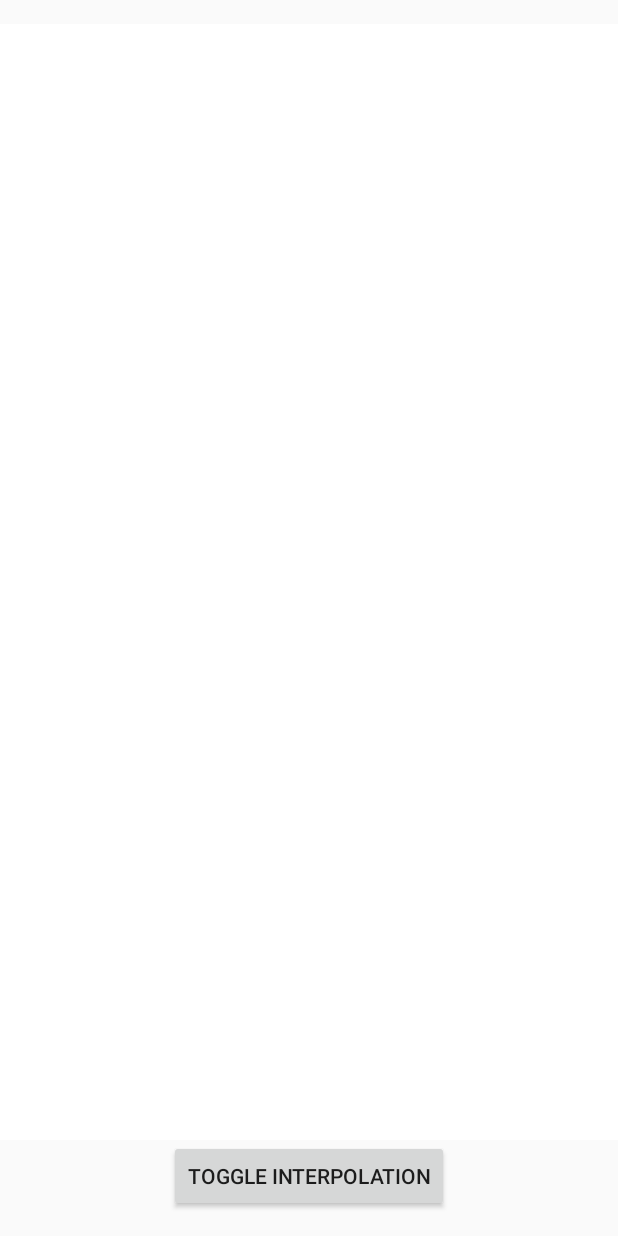
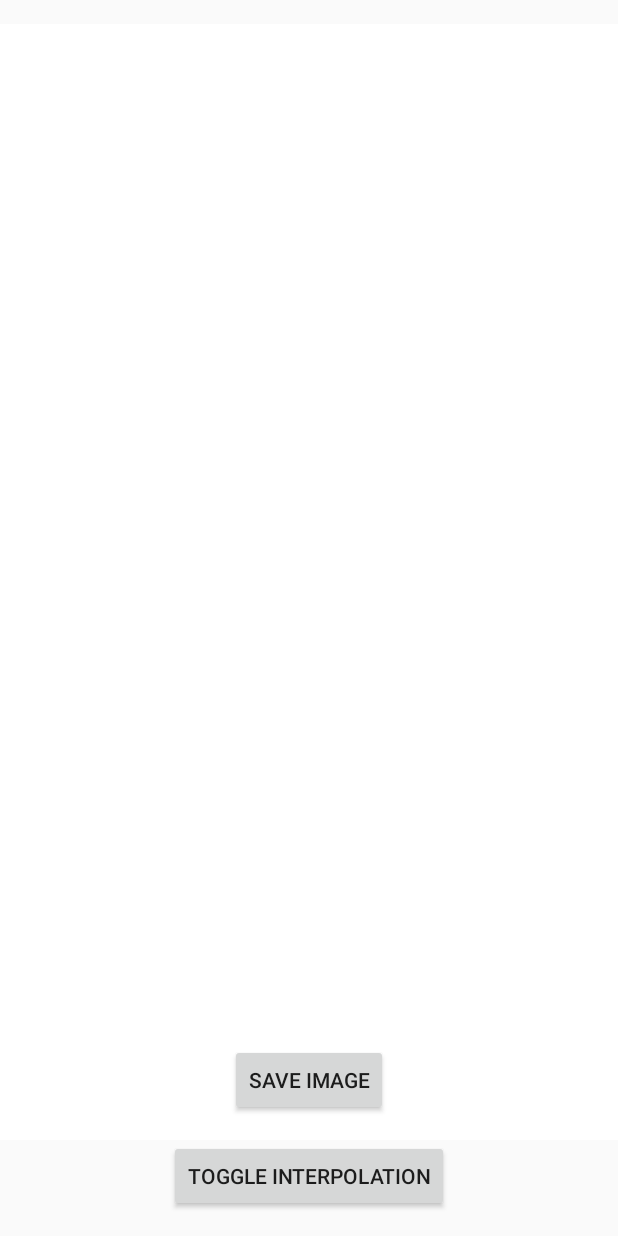
Before and after one commit to seifhesham22/Photo-editor-App, an Android app built with Jetpack Compose: the VectorEditorActivity screen opened directly, with no data from a screen before it, on a phone screen of 412 x 824 dp. Run offline under Robolectric (Android 15) with nearby library versions, the phone set to English and light mode, and no system bars.

Commit message:
Vector and Retouching (save_photo)

```diff
--- a/app/src/main/res/layout/retouching.xml
+++ b/app/src/main/res/layout/retouching.xml
@@ -21,7 +21,7 @@
         android:layout_width="wrap_content"
         android:layout_height="wrap_content"
         android:layout_marginBottom="16dp"
-        android:text="Start Retouching"
+        android:text="@string/Start_Retouching"
         app:layout_constraintBottom_toTopOf="@id/saveButton"
         app:layout_constraintStart_toStartOf="parent"
         app:layout_constraintEnd_toEndOf="parent"/>
@@ -31,7 +31,7 @@
         android:layout_width="wrap_content"
         android:layout_height="wrap_content"
         android:layout_marginBottom="16dp"
-        android:text="Save Retouched Image"
+        android:text="@string/save_retouched_image"
         app:layout_constraintBottom_toBottomOf="parent"
         app:layout_constraintStart_toStartOf="parent"
         app:layout_constraintEnd_toEndOf="parent"/>
--- a/app/src/main/res/layout/vector.xml
+++ b/app/src/main/res/layout/vector.xml
@@ -31,4 +31,14 @@
         app:layout_constraintBottom_toBottomOf="parent"
         app:layout_constraintStart_toStartOf="parent"
         app:layout_constraintEnd_toEndOf="parent"/>
+    <!-- Button to save the image -->
+    <Button
+        android:id="@+id/saveButton"
+        android:layout_width="wrap_content"
+        android:layout_height="wrap_content"
+        android:layout_marginBottom="16dp"
+        android:text="@string/save_image"
+        app:layout_constraintBottom_toTopOf="@id/interpolationButton"
+        app:layout_constraintStart_toStartOf="parent"
+        app:layout_constraintEnd_toEndOf="parent"/>
 </androidx.constraintlayout.widget.ConstraintLayout>
--- a/app/src/main/res/values/strings.xml
+++ b/app/src/main/res/values/strings.xml
@@ -45,6 +45,9 @@
     <string name="save2">Save</string>
     <string name="finish_retouching">Finish Retouching</string>
     <string name="start_retouching">Start Retouching</string>
+    <string name="Start_Retouching">Start Retouching</string>
+    <string name="save_retouched_image">Save Retouched Image</string>
+    <string name="save_image">Save Image</string>
 
 
 </resources>
```
Also changed, not shown: app/src/main/java/com/example/myapplication/RetouchingActivity.kt (+28 -13 lines), app/src/main/java/com/example/myapplication/VectorActivity.kt (+44 -0 lines).
